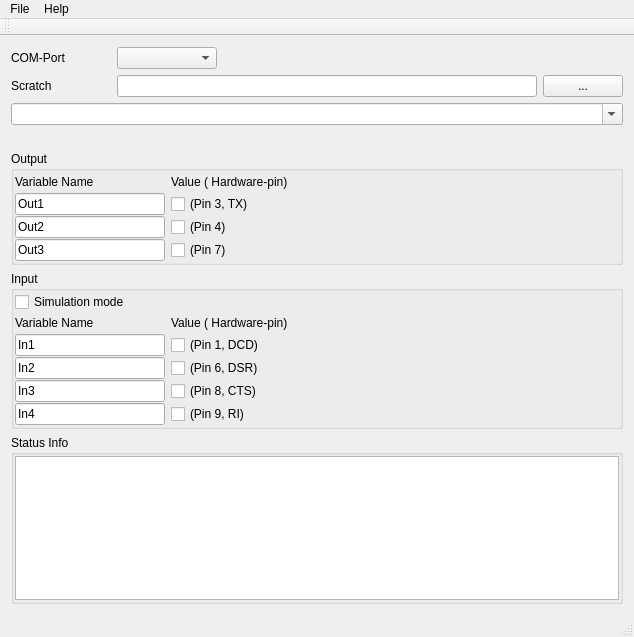
Above: qratzfest.ui from vheinitz/Qratzfest before the change. Below: the same form after it.
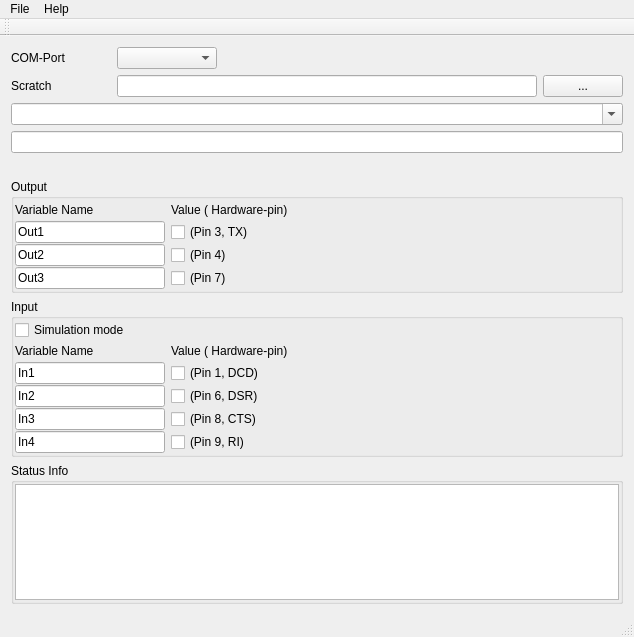
That is the form after the change.

```diff
--- a/qratzfest.ui
+++ b/qratzfest.ui
@@ -101,6 +101,9 @@
       </property>
      </widget>
     </item>
+    <item>
+     <widget class="QLineEdit" name="eSendSerData"/>
+    </item>
     <item>
      <layout class="QHBoxLayout" name="horizontalLayout_3">
       <item>
```
